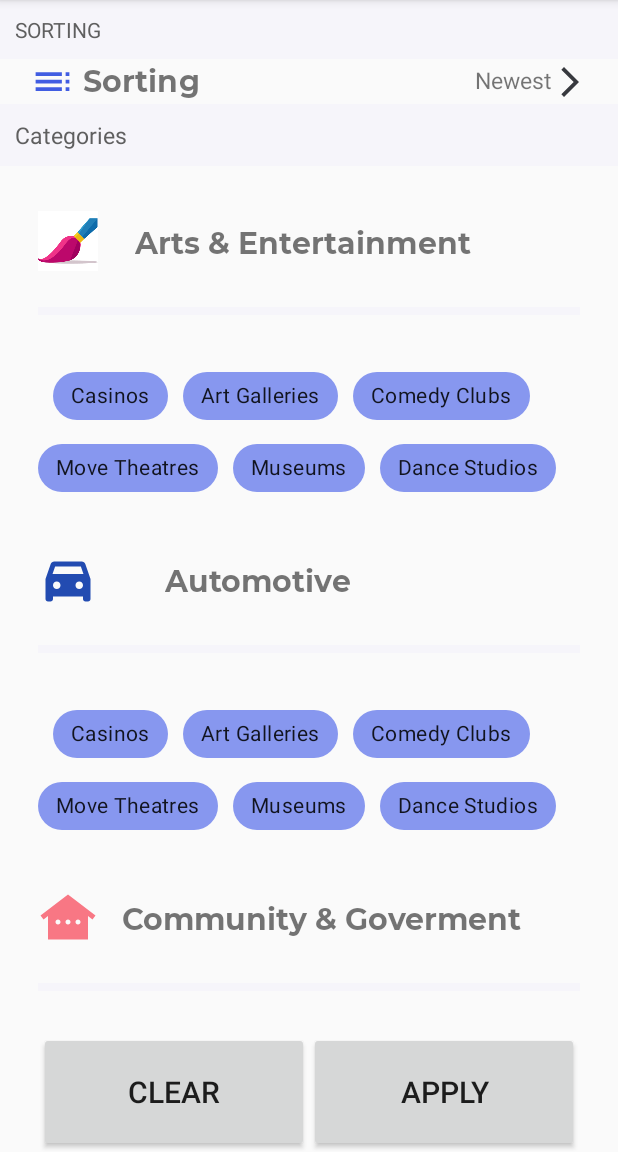
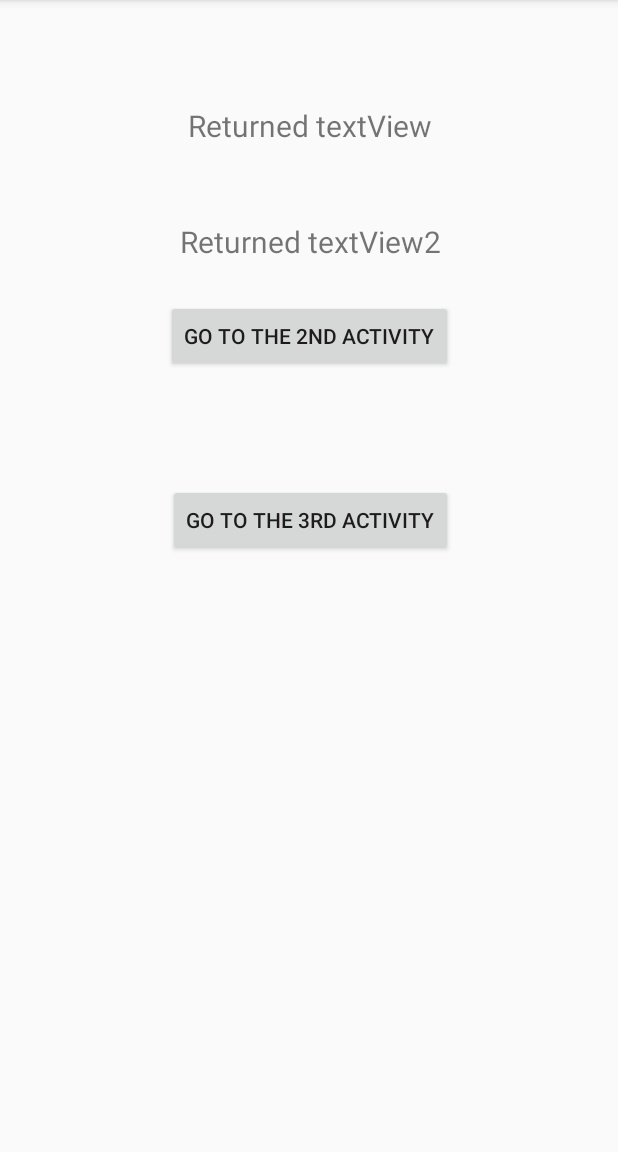
Before and after one commit to LAdamyan/main, an Android app: the screen it shows after launch (FilterActivity before the commit, Activity1 after it), on a phone screen of 412 x 824 dp, the part 84-1236 px from its top. Run offline under Robolectric (Android 15) with nearby library versions, the light colour scheme and no system bars.

Commit message:
homework13

```diff
--- /dev/null
+++ b/app/src/main/java/com/example/myapplication/Activity1.java
@@ -0,0 +1,54 @@
+package com.example.myapplication;
+
+import android.content.Intent;
+import android.os.Bundle;
+import android.view.View;
+
+import androidx.annotation.Nullable;
+import androidx.appcompat.app.AppCompatActivity;
+import androidx.appcompat.widget.AppCompatButton;
+import androidx.appcompat.widget.AppCompatTextView;
+
+public class Activity1 extends AppCompatActivity {
+    @Override
+    protected void onCreate(@Nullable Bundle savedInstanceState) {
+        super.onCreate(savedInstanceState);
+        setContentView(R.layout.activit1);
+        openSecondActivity();
+        openThirdActivity();
+
+    }
+
+    public void openSecondActivity() {
+        AppCompatButton button1 = findViewById(R.id.appCompatButton1);
+        button1.setOnClickListener(view -> {
+            Intent intent1 = new Intent(Activity1.this, Activity2.class);
+            startActivityForResult(intent1,RESULT_OK);
+
+        });
+    }
+    @Override
+    protected void onActivityResult(int requestCode, int resultCode, @Nullable Intent data) {
+        super.onActivityResult(requestCode, resultCode, data);
+        if(resultCode == RESULT_OK && data!= null ){
+            String returnString = data.getStringExtra("text");
+            String returnString2 = data.getStringExtra("tex2");
+            AppCompatTextView textView = findViewById(R.id.textView_returned);
+            AppCompatTextView textView2 = findViewById(R.id.textView_returned2);
+            textView.setText(returnString);
+            textView2.setText(returnString2);
+
+        }
+    }
+
+    public void openThirdActivity(){
+        AppCompatButton  button2 =  findViewById(R.id.appCompatButton2);
+        button2.setOnClickListener(view -> {
+            Intent intent1 = new Intent(Activity1.this, Activity3.class);
+            startActivityForResult(intent1,RESULT_OK);
+            });
+
+    }
+
+
+}
--- /dev/null
+++ b/app/src/main/res/layout/activit1.xml
@@ -0,0 +1,57 @@
+<?xml version="1.0" encoding="utf-8"?>
+<androidx.constraintlayout.widget.ConstraintLayout xmlns:android="http://schemas.android.com/apk/res/android"
+    xmlns:app="http://schemas.android.com/apk/res-auto"
+    xmlns:tools="http://schemas.android.com/tools"
+    android:layout_width="match_parent"
+    android:layout_height="match_parent">
+
+
+    <androidx.appcompat.widget.AppCompatButton
+        android:id="@+id/appCompatButton1"
+        android:layout_width="wrap_content"
+        android:layout_height="wrap_content"
+        android:text="@string/go_to_2nd_activity"
+        android:layout_marginTop="@dimen/_200dp"
+        app:layout_constraintEnd_toEndOf="parent"
+        app:layout_constraintStart_toStartOf="parent"
+        app:layout_constraintTop_toTopOf="parent" />
+
+    <androidx.appcompat.widget.AppCompatButton
+        android:id="@+id/appCompatButton2"
+        android:layout_width="wrap_content"
+        android:layout_height="wrap_content"
+        android:layout_marginBottom="@dimen/_160dp"
+        android:text="@string/go_to_the_3rd_activity"
+
+        app:layout_constraintBottom_toBottomOf="parent"
+        app:layout_constraintEnd_toEndOf="@id/appCompatButton1"
+        app:layout_constraintHorizontal_bias="1.0"
+        app:layout_constraintStart_toStartOf="@id/appCompatButton1"
+        app:layout_constraintTop_toBottomOf="@+id/appCompatButton1"
+        app:layout_constraintVertical_bias="0.24" />
+
+    <androidx.appcompat.widget.AppCompatTextView
+        android:id="@+id/textView_returned"
+        android:layout_width="wrap_content"
+        android:layout_height="wrap_content"
+        android:text="@string/returned_textview"
+        android:textSize="@dimen/twenty_sp"
+        android:gravity="center"
+        android:layout_marginTop="@dimen/seventy_dp"
+        app:layout_constraintTop_toTopOf="parent"
+        app:layout_constraintStart_toStartOf="@id/appCompatButton1"
+        app:layout_constraintEnd_toEndOf="@id/appCompatButton1"/>
+
+    <androidx.appcompat.widget.AppCompatTextView
+        android:id="@+id/textView_returned2"
+        android:layout_width="wrap_content"
+        android:layout_height="wrap_content"
+        android:text="@string/returned_textview2"
+        android:textSize="@dimen/twenty_sp"
+        android:gravity="center"
+        android:layout_marginTop="@dimen/fifty_dp"
+        app:layout_constraintTop_toBottomOf="@id/textView_returned"
+        app:layout_constraintStart_toStartOf="@id/textView_returned"
+        app:layout_constraintEnd_toEndOf="@id/textView_returned"/>
+
+</androidx.constraintlayout.widget.ConstraintLayout>
--- a/app/src/main/res/values/strings.xml
+++ b/app/src/main/res/values/strings.xml
@@ -188,6 +188,13 @@
     <string name="third_fragment">Third Fragment</string>
     <string name="ունեմ">Ունեմ</string>
     <string name="ցանկանումեմ">Ցանկանում եմ</string>
+    <string name="go_to_2nd_activity">Go to the 2nd activity</string>
+    <string name="go_to_the_3rd_activity">Go to the 3rd activity</string>
+    <string name="_3rd_activity">3rd activity</string>
+    <string name="_2nd_activity">2nd activity</string>
+    <string name="back_to_activity1">Back to Activity1</string>
+    <string name="returned_textview">Returned textView</string>
+    <string name="returned_textview2">Returned textView2</string>
 
 
     <string-array name="banks_array">
```
Also changed, not shown: app/src/main/AndroidManifest.xml (+22 -1 lines), app/src/main/java/com/example/myapplication/Activity2.java (added, +44 -0 lines), app/src/main/java/com/example/myapplication/Activity3.java (added, +46 -0 lines), app/src/main/res/layout/activit3.xml (added, +32 -0 lines), app/src/main/res/layout/activity2.xml (added, +28 -0 lines).
